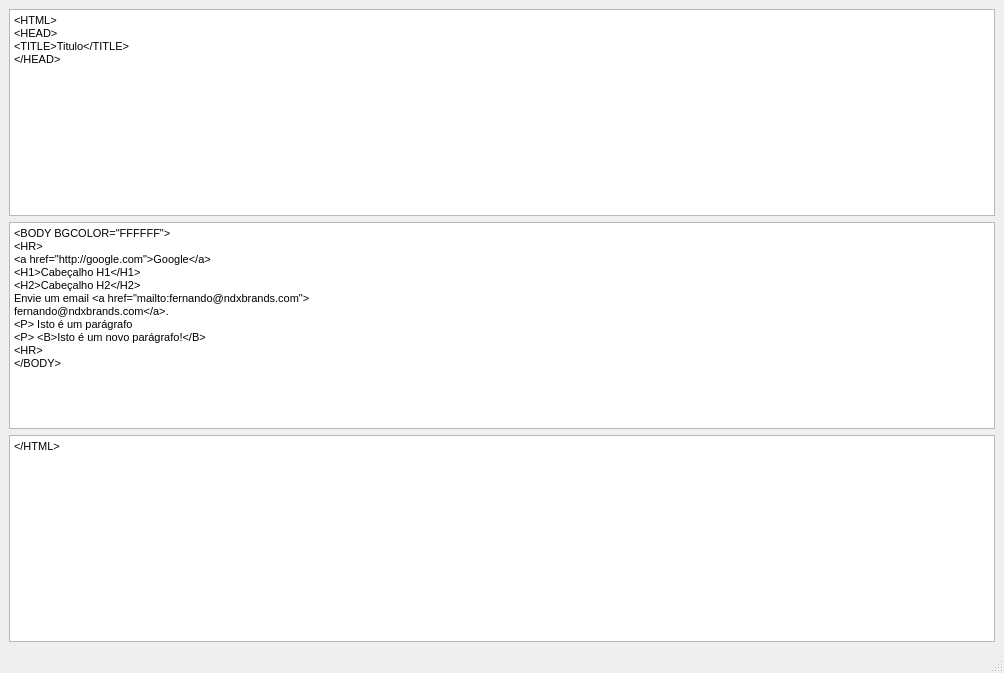
Qt form mainwindow.ui (foliveira15/html2esp) before a commit.
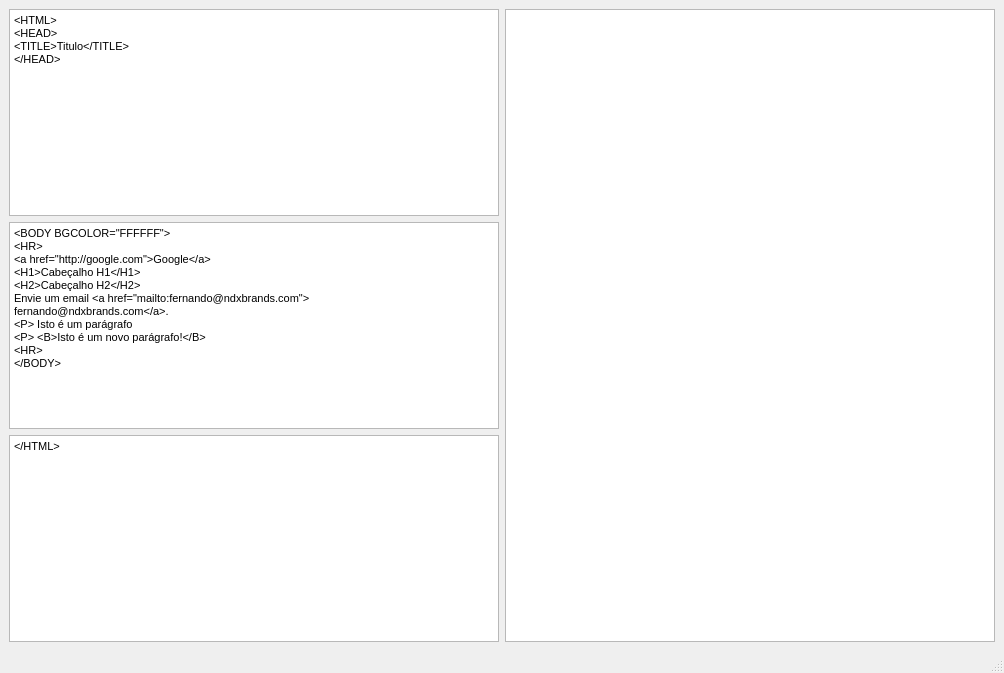
The same form after that commit.

Commit message: Adicionado código para ESP

What changed in the file:
```diff
--- a/mainwindow.ui
+++ b/mainwindow.ui
@@ -27,6 +27,12 @@
             <height>0</height>
            </size>
           </property>
+          <property name="maximumSize">
+           <size>
+            <width>500</width>
+            <height>16777215</height>
+           </size>
+          </property>
           <property name="html">
            <string>&lt;!DOCTYPE HTML PUBLIC &quot;-//W3C//DTD HTML 4.0//EN&quot; &quot;http://www.w3.org/TR/REC-html40/strict.dtd&quot;&gt;
 &lt;html&gt;&lt;head&gt;&lt;meta name=&quot;qrichtext&quot; content=&quot;1&quot; /&gt;&lt;style type=&quot;text/css&quot;&gt;
@@ -51,6 +57,12 @@
             <height>0</height>
            </size>
           </property>
+          <property name="maximumSize">
+           <size>
+            <width>500</width>
+            <height>16777215</height>
+           </size>
+          </property>
           <property name="html">
            <string>&lt;!DOCTYPE HTML PUBLIC &quot;-//W3C//DTD HTML 4.0//EN&quot; &quot;http://www.w3.org/TR/REC-html40/strict.dtd&quot;&gt;
 &lt;html&gt;&lt;head&gt;&lt;meta name=&quot;qrichtext&quot; content=&quot;1&quot; /&gt;&lt;style type=&quot;text/css&quot;&gt;
@@ -81,6 +93,12 @@
             <height>0</height>
            </size>
           </property>
+          <property name="maximumSize">
+           <size>
+            <width>500</width>
+            <height>16777215</height>
+           </size>
+          </property>
           <property name="html">
            <string>&lt;!DOCTYPE HTML PUBLIC &quot;-//W3C//DTD HTML 4.0//EN&quot; &quot;http://www.w3.org/TR/REC-html40/strict.dtd&quot;&gt;
 &lt;html&gt;&lt;head&gt;&lt;meta name=&quot;qrichtext&quot; content=&quot;1&quot; /&gt;&lt;style type=&quot;text/css&quot;&gt;
@@ -97,6 +115,26 @@
       </item>
      </layout>
     </item>
+    <item row="0" column="2">
+     <layout class="QHBoxLayout" name="horizontalLayout">
+      <item>
+       <widget class="QPlainTextEdit" name="espCode">
+        <property name="minimumSize">
+         <size>
+          <width>300</width>
+          <height>0</height>
+         </size>
+        </property>
+        <property name="maximumSize">
+         <size>
+          <width>500</width>
+          <height>16777215</height>
+         </size>
+        </property>
+       </widget>
+      </item>
+     </layout>
+    </item>
    </layout>
   </widget>
   <widget class="QMenuBar" name="menubar">
```
The commit also changes 2 other files.
